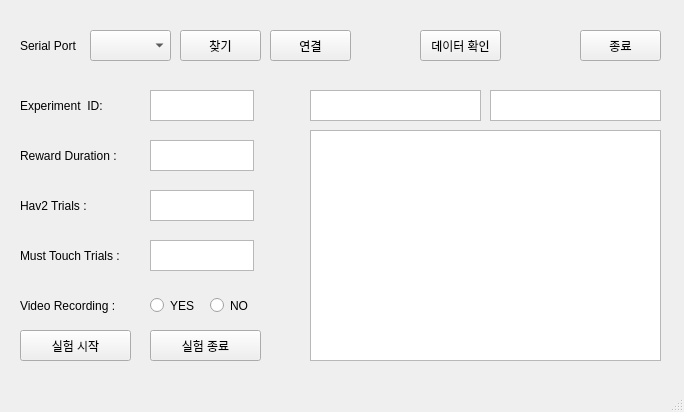
Old version of the form port.ui in the repository gi-ryong/operantchamber-project.
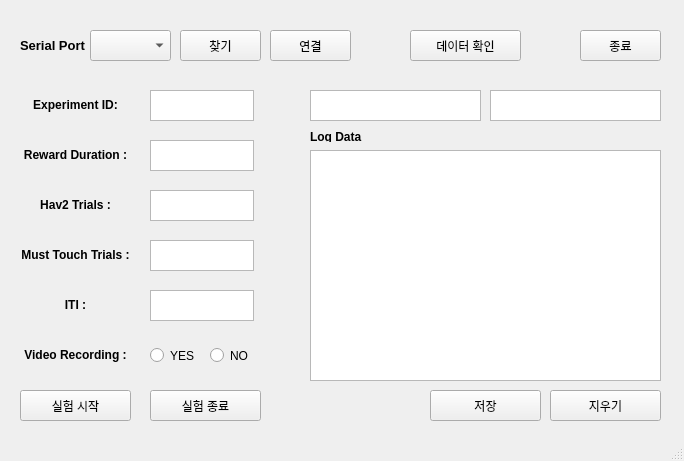
New version of the form.

What changed in the file:
```diff
--- a/port.ui
+++ b/port.ui
@@ -7,7 +7,7 @@
     <x>0</x>
     <y>0</y>
     <width>684</width>
-    <height>412</height>
+    <height>461</height>
    </rect>
   </property>
   <property name="windowTitle">
@@ -24,7 +24,7 @@
      </rect>
     </property>
     <property name="text">
-     <string>Serial Port</string>
+     <string>&lt;html&gt;&lt;head/&gt;&lt;body&gt;&lt;p&gt;&lt;span style=&quot; font-size:10pt; font-weight:600;&quot;&gt;Serial Port&lt;/span&gt;&lt;/p&gt;&lt;/body&gt;&lt;/html&gt;</string>
     </property>
    </widget>
    <widget class="QComboBox" name="port_list">
@@ -73,7 +73,7 @@
      </rect>
     </property>
     <property name="text">
-     <string>Experiment  ID:</string>
+     <string>&lt;html&gt;&lt;head/&gt;&lt;body&gt;&lt;p align=&quot;center&quot;&gt;&lt;span style=&quot; font-weight:600;&quot;&gt;Experiment  ID:&lt;/span&gt;&lt;/p&gt;&lt;/body&gt;&lt;/html&gt;</string>
     </property>
    </widget>
    <widget class="QPlainTextEdit" name="experiment_input">
@@ -105,7 +105,7 @@
      </rect>
     </property>
     <property name="text">
-     <string>Reward Duration :</string>
+     <string>&lt;html&gt;&lt;head/&gt;&lt;body&gt;&lt;p align=&quot;center&quot;&gt;&lt;span style=&quot; font-weight:600;&quot;&gt;Reward Duration :&lt;/span&gt;&lt;/p&gt;&lt;/body&gt;&lt;/html&gt;</string>
     </property>
    </widget>
    <widget class="QLabel" name="label_4">
@@ -118,7 +118,7 @@
      </rect>
     </property>
     <property name="text">
-     <string>Hav2 Trials :</string>
+     <string>&lt;html&gt;&lt;head/&gt;&lt;body&gt;&lt;p align=&quot;center&quot;&gt;&lt;span style=&quot; font-weight:600;&quot;&gt;Hav2 Trials :&lt;/span&gt;&lt;/p&gt;&lt;/body&gt;&lt;/html&gt;</string>
     </property>
    </widget>
    <widget class="QLabel" name="label_5">
@@ -131,20 +131,20 @@
      </rect>
     </property>
     <property name="text">
-     <string>Must Touch Trials :</string>
+     <string>&lt;html&gt;&lt;head/&gt;&lt;body&gt;&lt;p align=&quot;center&quot;&gt;&lt;span style=&quot; font-weight:600;&quot;&gt;Must Touch Trials :&lt;/span&gt;&lt;/p&gt;&lt;/body&gt;&lt;/html&gt;</string>
     </property>
    </widget>
    <widget class="QLabel" name="label_6">
     <property name="geometry">
      <rect>
       <x>20</x>
-      <y>290</y>
+      <y>340</y>
       <width>111</width>
       <height>31</height>
      </rect>
     </property>
     <property name="text">
-     <string>Video Recording :</string>
+     <string>&lt;html&gt;&lt;head/&gt;&lt;body&gt;&lt;p align=&quot;center&quot;&gt;&lt;span style=&quot; font-weight:600;&quot;&gt;Video Recording :&lt;/span&gt;&lt;/p&gt;&lt;/body&gt;&lt;/html&gt;</string>
     </property>
    </widget>
    <widget class="QPlainTextEdit" name="reward_input">
@@ -190,7 +190,7 @@
     <property name="geometry">
      <rect>
       <x>20</x>
-      <y>330</y>
+      <y>390</y>
       <width>111</width>
       <height>31</height>
      </rect>
@@ -203,7 +203,7 @@
     <property name="geometry">
      <rect>
       <x>150</x>
-      <y>330</y>
+      <y>390</y>
       <width>111</width>
       <height>31</height>
      </rect>
@@ -216,7 +216,7 @@
     <property name="geometry">
      <rect>
       <x>150</x>
-      <y>290</y>
+      <y>340</y>
       <width>61</width>
       <height>31</height>
      </rect>
@@ -229,7 +229,7 @@
     <property name="geometry">
      <rect>
       <x>210</x>
-      <y>290</y>
+      <y>340</y>
       <width>61</width>
       <height>31</height>
      </rect>
@@ -242,7 +242,7 @@
     <property name="geometry">
      <rect>
       <x>310</x>
-      <y>130</y>
+      <y>150</y>
       <width>351</width>
       <height>231</height>
      </rect>
@@ -284,9 +284,9 @@
    <widget class="QPushButton" name="datawindow">
     <property name="geometry">
      <rect>
-      <x>420</x>
+      <x>410</x>
       <y>30</y>
-      <width>81</width>
+      <width>111</width>
       <height>31</height>
      </rect>
     </property>
@@ -294,6 +294,71 @@
      <string>데이터 확인</string>
     </property>
    </widget>
+   <widget class="QLabel" name="label_7">
+    <property name="geometry">
+     <rect>
+      <x>310</x>
+      <y>130</y>
+      <width>54</width>
+      <height>12</height>
+     </rect>
+    </property>
+    <property name="text">
+     <string>&lt;html&gt;&lt;head/&gt;&lt;body&gt;&lt;p&gt;&lt;span style=&quot; font-weight:600;&quot;&gt;Log Data&lt;/span&gt;&lt;/p&gt;&lt;/body&gt;&lt;/html&gt;</string>
+    </property>
+   </widget>
+   <widget class="QPlainTextEdit" name="ITI_input">
+    <property name="geometry">
+     <rect>
+      <x>150</x>
+      <y>290</y>
+      <width>104</width>
+      <height>31</height>
+     </rect>
+    </property>
+    <property name="plainText">
+     <string/>
+    </property>
+   </widget>
+   <widget class="QLabel" name="label_8">
+    <property name="geometry">
+     <rect>
+      <x>20</x>
+      <y>290</y>
+      <width>111</width>
+      <height>31</height>
+     </rect>
+    </property>
+    <property name="text">
+     <string>&lt;html&gt;&lt;head/&gt;&lt;body&gt;&lt;p align=&quot;center&quot;&gt;&lt;span style=&quot; font-weight:600;&quot;&gt;ITI :&lt;/span&gt;&lt;/p&gt;&lt;/body&gt;&lt;/html&gt;</string>
+    </property>
+   </widget>
+   <widget class="QPushButton" name="clear_btn">
+    <property name="geometry">
+     <rect>
+      <x>550</x>
+      <y>390</y>
+      <width>111</width>
+      <height>31</height>
+     </rect>
+    </property>
+    <property name="text">
+     <string>지우기</string>
+    </property>
+   </widget>
+   <widget class="QPushButton" name="save_btn">
+    <property name="geometry">
+     <rect>
+      <x>430</x>
+      <y>390</y>
+      <width>111</width>
+      <height>31</height>
+     </rect>
+    </property>
+    <property name="text">
+     <string>저장</string>
+    </property>
+   </widget>
   </widget>
   <widget class="QStatusBar" name="statusBar"/>
   <action name="actionopen">
```
